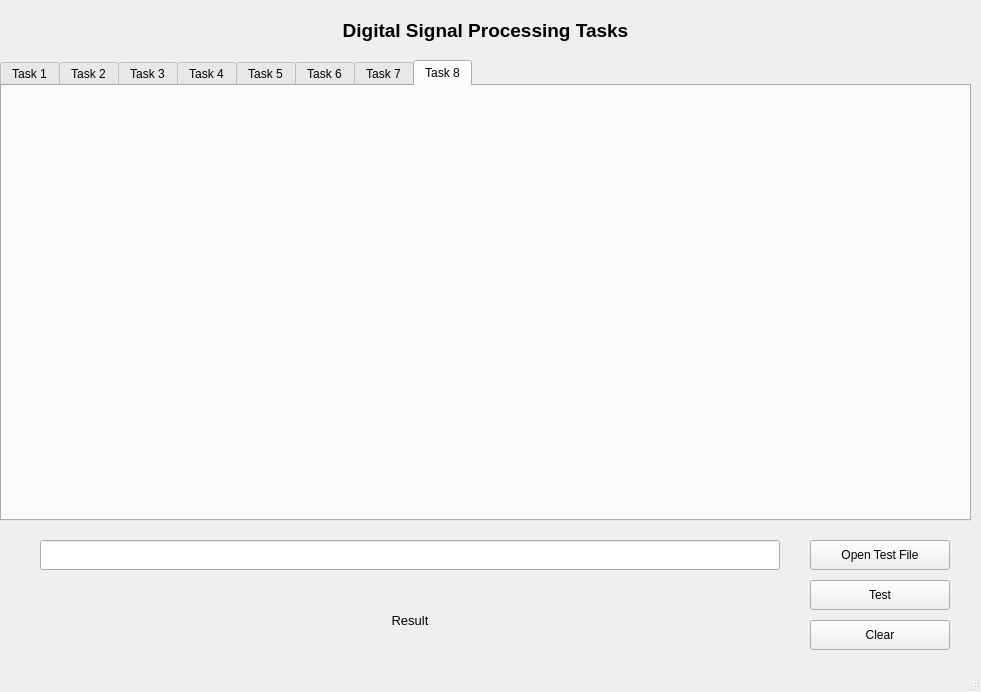
Old version of the form style/design.ui in the repository Hossam-H22/Digital-Signal-Processing-Tasks.
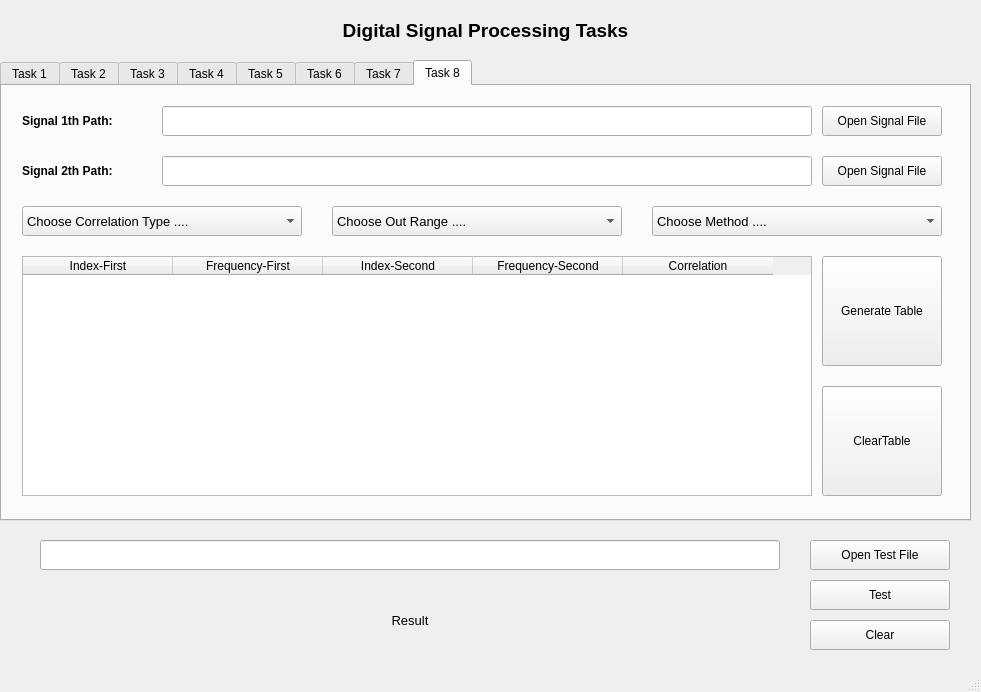
New version of the form. The open tabs and pages were chosen to show the change.

The edit to the form file:
```diff
--- a/style/design.ui
+++ b/style/design.ui
@@ -1800,6 +1800,246 @@
        <attribute name="title">
         <string>Task 8</string>
        </attribute>
+       <widget class="QLabel" name="p1_t8_labelText">
+        <property name="geometry">
+         <rect>
+          <x>20</x>
+          <y>20</y>
+          <width>130</width>
+          <height>30</height>
+         </rect>
+        </property>
+        <property name="font">
+         <font>
+          <pointsize>9</pointsize>
+          <weight>75</weight>
+          <bold>true</bold>
+         </font>
+        </property>
+        <property name="text">
+         <string>Signal 1th Path:</string>
+        </property>
+       </widget>
+       <widget class="QPushButton" name="p1_t8_btn_openFile">
+        <property name="geometry">
+         <rect>
+          <x>820</x>
+          <y>20</y>
+          <width>120</width>
+          <height>30</height>
+         </rect>
+        </property>
+        <property name="text">
+         <string>Open Signal File</string>
+        </property>
+       </widget>
+       <widget class="QLineEdit" name="p1_t8_flineEdit_filePath_2">
+        <property name="geometry">
+         <rect>
+          <x>160</x>
+          <y>70</y>
+          <width>650</width>
+          <height>30</height>
+         </rect>
+        </property>
+       </widget>
+       <widget class="QPushButton" name="p1_t8_btn_openFile_2">
+        <property name="geometry">
+         <rect>
+          <x>820</x>
+          <y>70</y>
+          <width>120</width>
+          <height>30</height>
+         </rect>
+        </property>
+        <property name="text">
+         <string>Open Signal File</string>
+        </property>
+       </widget>
+       <widget class="QLineEdit" name="p1_t8_flineEdit_filePath">
+        <property name="geometry">
+         <rect>
+          <x>160</x>
+          <y>20</y>
+          <width>650</width>
+          <height>30</height>
+         </rect>
+        </property>
+       </widget>
+       <widget class="QLabel" name="p1_t8_labelText_2">
+        <property name="geometry">
+         <rect>
+          <x>20</x>
+          <y>70</y>
+          <width>130</width>
+          <height>30</height>
+         </rect>
+        </property>
+        <property name="font">
+         <font>
+          <pointsize>9</pointsize>
+          <weight>75</weight>
+          <bold>true</bold>
+         </font>
+        </property>
+        <property name="text">
+         <string>Signal 2th Path:</string>
+        </property>
+       </widget>
+       <widget class="QComboBox" name="p1_t8_comboBox_correlationType">
+        <property name="geometry">
+         <rect>
+          <x>20</x>
+          <y>120</y>
+          <width>280</width>
+          <height>30</height>
+         </rect>
+        </property>
+        <property name="font">
+         <font>
+          <pointsize>10</pointsize>
+         </font>
+        </property>
+        <item>
+         <property name="text">
+          <string>Choose Correlation Type ....</string>
+         </property>
+        </item>
+        <item>
+         <property name="text">
+          <string>Auto Correlation</string>
+         </property>
+        </item>
+        <item>
+         <property name="text">
+          <string>Cross Correlation</string>
+         </property>
+        </item>
+       </widget>
+       <widget class="QComboBox" name="p1_t8_comboBox_outRange">
+        <property name="geometry">
+         <rect>
+          <x>330</x>
+          <y>120</y>
+          <width>290</width>
+          <height>30</height>
+         </rect>
+        </property>
+        <property name="font">
+         <font>
+          <pointsize>10</pointsize>
+         </font>
+        </property>
+        <item>
+         <property name="text">
+          <string>Choose Out Range ....</string>
+         </property>
+        </item>
+        <item>
+         <property name="text">
+          <string>Normalized</string>
+         </property>
+        </item>
+        <item>
+         <property name="text">
+          <string>Not Normalized</string>
+         </property>
+        </item>
+       </widget>
+       <widget class="QComboBox" name="p1_t8_comboBox_method">
+        <property name="geometry">
+         <rect>
+          <x>650</x>
+          <y>120</y>
+          <width>290</width>
+          <height>30</height>
+         </rect>
+        </property>
+        <property name="font">
+         <font>
+          <pointsize>10</pointsize>
+         </font>
+        </property>
+        <item>
+         <property name="text">
+          <string>Choose Method ....</string>
+         </property>
+        </item>
+        <item>
+         <property name="text">
+          <string>Fast Method</string>
+         </property>
+        </item>
+        <item>
+         <property name="text">
+          <string>Directed Method</string>
+         </property>
+        </item>
+       </widget>
+       <widget class="QPushButton" name="p1_t8_btn_generateTable">
+        <property name="geometry">
+         <rect>
+          <x>820</x>
+          <y>170</y>
+          <width>120</width>
+          <height>110</height>
+         </rect>
+        </property>
+        <property name="text">
+         <string>Generate Table</string>
+        </property>
+       </widget>
+       <widget class="QPushButton" name="p1_t8_btn_clearTable">
+        <property name="geometry">
+         <rect>
+          <x>820</x>
+          <y>300</y>
+          <width>120</width>
+          <height>110</height>
+         </rect>
+        </property>
+        <property name="text">
+         <string>ClearTable</string>
+        </property>
+       </widget>
+       <widget class="QTableWidget" name="p1_t8_tableWidget">
+        <property name="geometry">
+         <rect>
+          <x>20</x>
+          <y>170</y>
+          <width>790</width>
+          <height>240</height>
+         </rect>
+        </property>
+        <attribute name="horizontalHeaderDefaultSectionSize">
+         <number>150</number>
+        </attribute>
+        <column>
+         <property name="text">
+          <string>Index-First</string>
+         </property>
+        </column>
+        <column>
+         <property name="text">
+          <string>Frequency-First</string>
+         </property>
+        </column>
+        <column>
+         <property name="text">
+          <string>Index-Second</string>
+         </property>
+        </column>
+        <column>
+         <property name="text">
+          <string>Frequency-Second</string>
+         </property>
+        </column>
+        <column>
+         <property name="text">
+          <string>Correlation</string>
+         </property>
+        </column>
+       </widget>
       </widget>
      </widget>
      <widget class="QLabel" name="p1_label_result">
```
Left out of the diff: 14 changed lines with no effect on the pictures.
